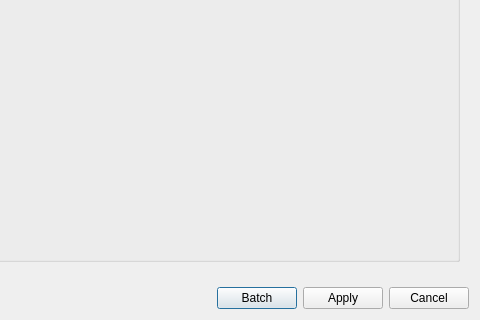
Above: designer_ui_files/createEpochsFromEventsDialogUi.ui from cibr-jyu/meggie before the change; both pictures show x 296 to 776 and y 463 to 783 of the 776 by 783 pixel window. Below: the same form after it.
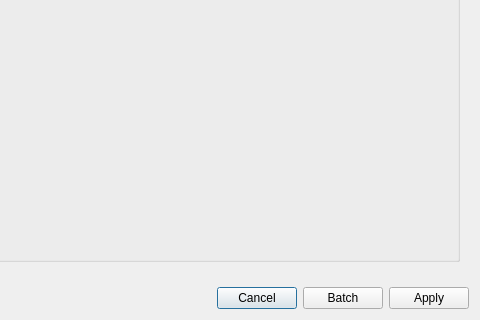
That is the form after the change.

Commit message: Update spectrum events dialog

```diff
--- a/designer_ui_files/createEpochsFromEventsDialogUi.ui
+++ b/designer_ui_files/createEpochsFromEventsDialogUi.ui
@@ -38,6 +38,13 @@
        </property>
       </spacer>
      </item>
+     <item>
+      <widget class="QPushButton" name="pushButtonCancel">
+       <property name="text">
+        <string>Cancel</string>
+       </property>
+      </widget>
+     </item>
      <item>
       <widget class="QPushButton" name="pushButtonComputeBatch">
        <property name="text">
@@ -52,13 +59,6 @@
        </property>
       </widget>
      </item>
-     <item>
-      <widget class="QPushButton" name="pushButtonCancel">
-       <property name="text">
-        <string>Cancel</string>
-       </property>
-      </widget>
-     </item>
     </layout>
    </item>
    <item row="0" column="0">
```
The commit also changes 5 other files.
